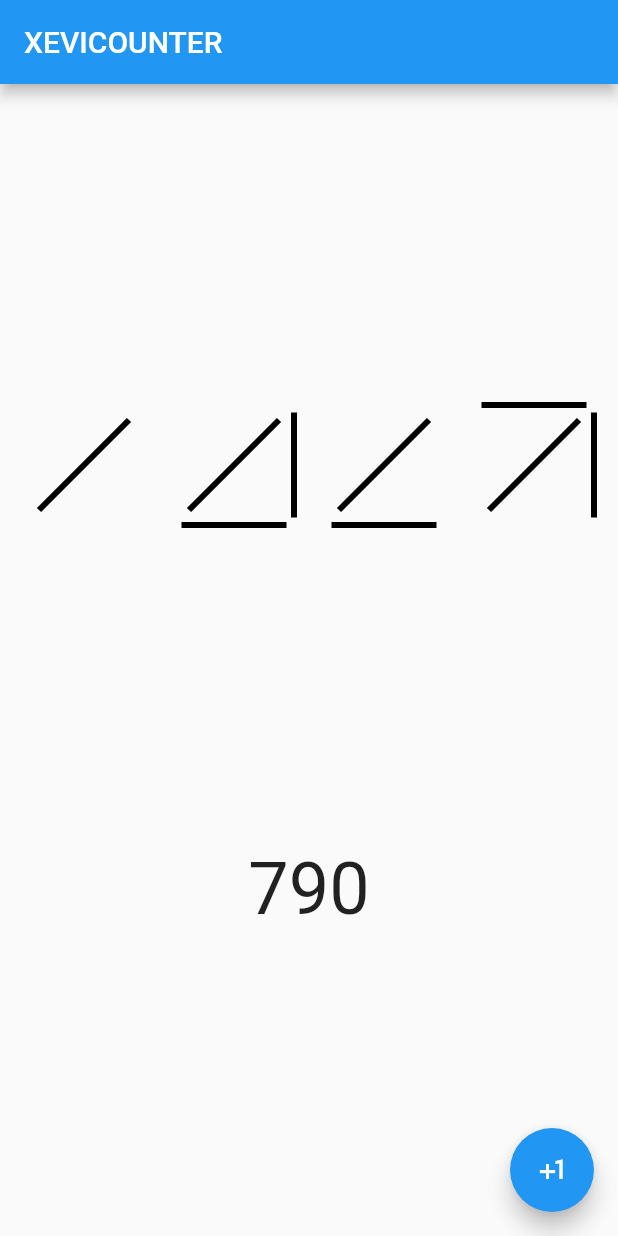
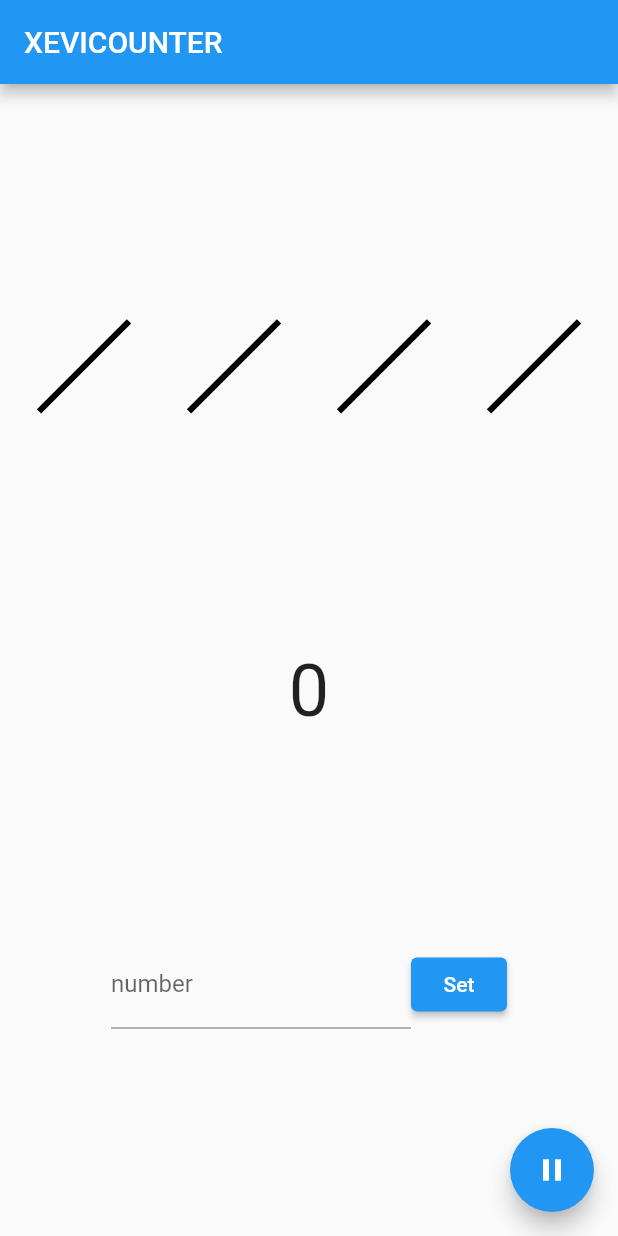
Before and after one commit to yagshi/xevicounter, a Flutter app: the screen it shows after launch, on a phone screen of 412 x 824 dp. Run offline on Flutter 3.47's test engine with Material 2 defaults, Android fonts, the phone set to English and light mode, and no system bars; missing offline and left inert: dart:html.

Commit message:
text field

```diff
--- a/lib/main.dart
+++ b/lib/main.dart
@@ -1,3 +1,4 @@
+import 'dart:html';
 import 'dart:ui';
 
 import 'package:flutter/material.dart';
@@ -15,7 +16,7 @@ class MyApp extends StatelessWidget {
   @override
   Widget build(BuildContext context) {
     return MaterialApp(
-      title: 'Flutter Demo',
+      title: 'XeviCounter',
       theme: ThemeData(
         primarySwatch: Colors.blue,
       ),
@@ -33,6 +34,9 @@ class MainPage extends StatefulWidget {
 
 class _MainPageState extends State<MainPage> {
   int count = 0;
+  int preset = 0;
+  bool _running = false;
+
   List<XeviPainter> digits = [
     XeviPainter(),
     XeviPainter(),
@@ -41,16 +45,22 @@ class _MainPageState extends State<MainPage> {
   ];
   @override
   void initState() {
-    Timer.periodic(const Duration(milliseconds: 10), (t) {
-      setState(() {
-        count++;
-        digits[3].num = (count & 0x000f) >> 0;
-        digits[2].num = (count & 0x00f0) >> 4;
-        digits[1].num = (count & 0x0f00) >> 8;
-        digits[0].num = (count & 0xf000) >> 12;
-      });
+    Timer.periodic(const Duration(milliseconds: 100), (t) {
+      if (_running) {
+        setState(() {
+          count++;
+          _setValue(count);
+        });
+      }
     });
     super.initState();
+  }
+
+  void _setValue(int num) {
+    digits[3].num = (num & 0x000f) >> 0;
+    digits[2].num = (num & 0x00f0) >> 4;
+    digits[1].num = (num & 0x0f00) >> 8;
+    digits[0].num = (num & 0xf000) >> 12;
   }
 
   @override
@@ -62,16 +72,30 @@ class _MainPageState extends State<MainPage> {
         painter: element,
       ));
     }
+    final numField = TextField(
+      keyboardType: TextInputType.number,
+      decoration: const InputDecoration(labelText: "number"),
+      onChanged: (str) {
+        int _x = 0;
+        try {
+          _x = int.parse(str);
+          preset = _x;
+        } on FormatException {
+          preset = 0;
+        }
+        preset = int.parse(str);
+      },
+    );
 
     return Scaffold(
         appBar: AppBar(title: const Text("XEVICOUNTER")),
         floatingActionButton: FloatingActionButton(
           onPressed: () {
             setState(() {
-              count++;
+              _running = !_running;
             });
           },
-          child: const Icon(Icons.plus_one),
+          child: Icon(_running ? Icons.play_arrow : Icons.pause),
         ),
         body: Center(
           child: Column(
@@ -83,7 +107,24 @@ class _MainPageState extends State<MainPage> {
               Text(
                 count.toString(),
                 style: const TextStyle(fontSize: 48),
-              )
+              ),
+              Row(
+                mainAxisAlignment: MainAxisAlignment.center,
+                children: [
+                  Container(
+                    width: 200,
+                    child: numField,
+                  ),
+                  ElevatedButton(
+                      onPressed: () {
+                        setState(() {
+                          count = preset;
+                          _setValue(count);
+                        });
+                      },
+                      child: const Text("Set")),
+                ],
+              ),
             ],
             mainAxisAlignment: MainAxisAlignment.spaceEvenly,
           ),
```
